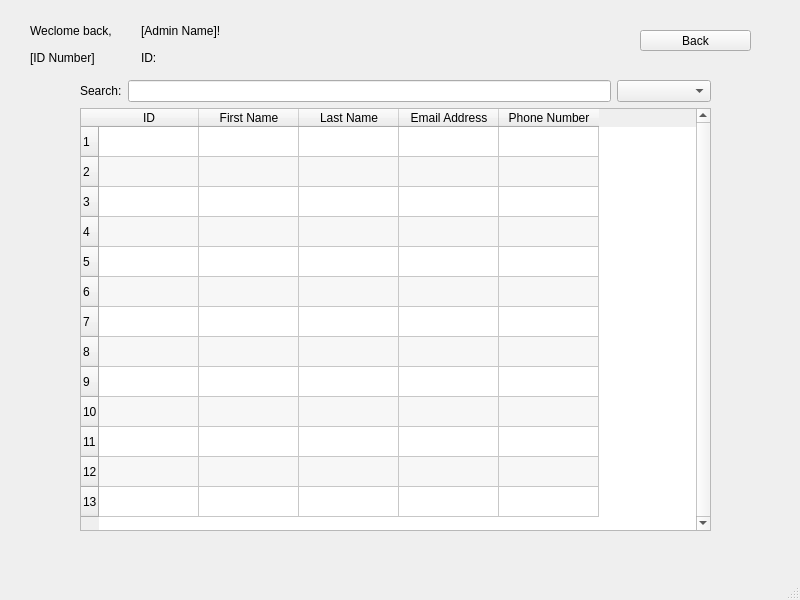
This is membersearch.ui in apteryxxyz/cs106-a2-client as Qt 5 draws it before an edit. The edited form follows.
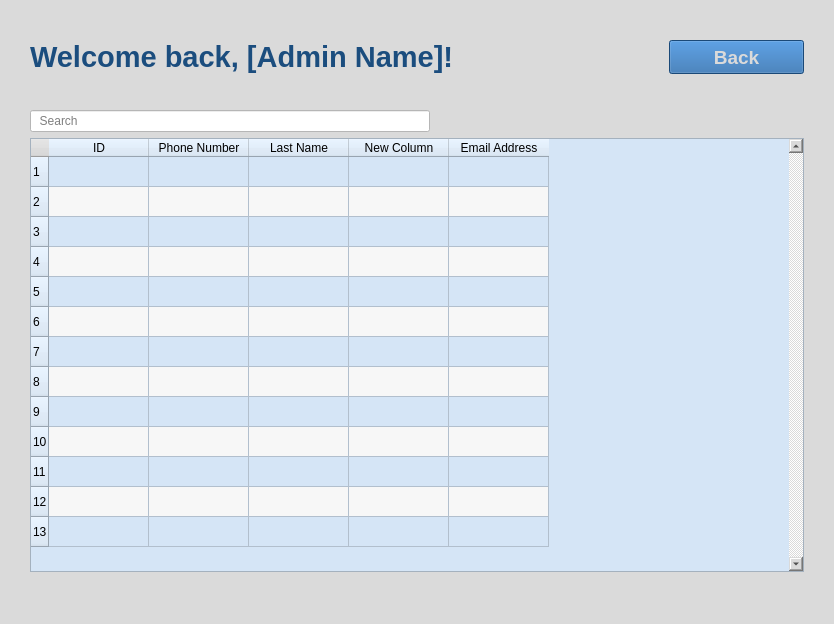
This is the edited form. Icons and pictures are not drawn.

Diff of the .ui file:
```diff
--- a/membersearch.ui
+++ b/membersearch.ui
@@ -6,144 +6,129 @@
    <rect>
     <x>0</x>
     <y>0</y>
-    <width>800</width>
-    <height>600</height>
+    <width>834</width>
+    <height>624</height>
    </rect>
   </property>
   <property name="windowTitle">
-   <string>MainWindow</string>
+   <string>Member Search</string>
+  </property>
+  <property name="styleSheet">
+   <string notr="true">background-color: rgb(218, 218, 218);</string>
   </property>
   <widget class="QWidget" name="centralwidget">
-   <widget class="QPushButton" name="pushButton_back">
-    <property name="geometry">
-     <rect>
-      <x>640</x>
-      <y>30</y>
-      <width>111</width>
-      <height>21</height>
-     </rect>
+   <layout class="QVBoxLayout" name="verticalLayout_3">
+    <property name="leftMargin">
+     <number>30</number>
     </property>
-    <property name="text">
-     <string>Back</string>
+    <property name="topMargin">
+     <number>40</number>
     </property>
-   </widget>
-   <widget class="QWidget" name="layoutWidget">
-    <property name="geometry">
-     <rect>
-      <x>30</x>
-      <y>20</y>
-      <width>215</width>
-      <height>48</height>
-     </rect>
+    <property name="rightMargin">
+     <number>30</number>
     </property>
-    <layout class="QVBoxLayout" name="verticalLayout">
-     <item>
-      <layout class="QVBoxLayout" name="layoutWelcome">
+    <property name="bottomMargin">
+     <number>30</number>
+    </property>
        <item>
         <layout class="QHBoxLayout" name="horizontalLayout">
+      <property name="topMargin">
+       <number>0</number>
+      </property>
+      <property name="rightMargin">
+       <number>0</number>
+      </property>
          <item>
           <widget class="QLabel" name="label_welcome">
+        <property name="font">
+         <font>
+          <pointsize>22</pointsize>
+          <bold>true</bold>
+         </font>
+        </property>
+        <property name="styleSheet">
+         <string notr="true">color: rgb(27, 77, 126);</string>
+        </property>
            <property name="text">
-            <string>Weclome back,</string>
+         <string>Welcome back, [Admin Name]!</string>
            </property>
           </widget>
          </item>
          <item>
-          <widget class="QLabel" name="label_name">
+       <widget class="QPushButton" name="pushButton_back">
+        <property name="maximumSize">
+         <size>
+          <width>135</width>
+          <height>35</height>
+         </size>
+        </property>
+        <property name="font">
+         <font>
+          <pointsize>14</pointsize>
+          <bold>true</bold>
+         </font>
+        </property>
+        <property name="styleSheet">
+         <string notr="true">background-color: rgb(36, 102, 168);
+color: rgb(218, 218, 218);</string>
+        </property>
            <property name="text">
-            <string>[Admin Name]!</string>
-           </property>
+         <string>Back</string>
+        </property>
+        <property name="icon">
+         <iconset>
+          <normalon>:/icons/icons/arrow-left.svg</normalon>
+         </iconset>
+        </property>
+        <property name="iconSize">
+         <size>
+          <width>24</width>
+          <height>24</height>
+         </size>
+        </property>
           </widget>
          </item>
         </layout>
        </item>
-      </layout>
-     </item>
      <item>
-      <layout class="QHBoxLayout" name="layoutID">
-       <item>
-        <widget class="QLabel" name="label_idnum">
-         <property name="text">
-          <string>[ID Number]</string>
-         </property>
-        </widget>
-       </item>
-       <item>
-        <widget class="QLabel" name="label_id">
-         <property name="enabled">
-          <bool>true</bool>
-         </property>
-         <property name="text">
-          <string>ID: </string>
-         </property>
-        </widget>
-       </item>
-      </layout>
-     </item>
-    </layout>
-   </widget>
-   <widget class="QWidget" name="layoutWidget">
-    <property name="geometry">
-     <rect>
-      <x>80</x>
-      <y>80</y>
-      <width>631</width>
-      <height>451</height>
-     </rect>
-    </property>
+     <spacer name="verticalSpacer">
+      <property name="orientation">
+       <enum>Qt::Vertical</enum>
+      </property>
+      <property name="sizeType">
+       <enum>QSizePolicy::Maximum</enum>
+      </property>
+      <property name="sizeHint" stdset="0">
+       <size>
+        <width>20</width>
+        <height>30</height>
+       </size>
+      </property>
+     </spacer>
+    </item>
+    <item>
     <layout class="QVBoxLayout" name="verticalLayout_2">
      <item>
-      <layout class="QHBoxLayout" name="horizontalLayout_3">
-       <item>
-        <layout class="QHBoxLayout" name="horizontalLayout_2">
-         <item>
-          <widget class="QLabel" name="label">
+       <widget class="QLineEdit" name="lineEdit_searchBar">
+        <property name="maximumSize">
+         <size>
+          <width>400</width>
+          <height>16777215</height>
+         </size>
+        </property>
+        <property name="toolTip">
+         <string extracomment="Search"/>
+        </property>
+        <property name="styleSheet">
+         <string notr="true">background-color: rgb(255, 255, 255);</string>
+        </property>
            <property name="text">
-            <string>Search:</string>
-           </property>
-          </widget>
-         </item>
-         <item>
-          <widget class="QLineEdit" name="lineEdit_searchBar"/>
-         </item>
-        </layout>
-       </item>
-       <item>
-        <widget class="QComboBox" name="comboBox_sort">
-         <property name="sizeAdjustPolicy">
-          <enum>QComboBox::AdjustToContents</enum>
+         <string/>
          </property>
          <property name="placeholderText">
-          <string>Sort</string>
-         </property>
-         <item>
-          <property name="text">
-           <string>Title A - Z</string>
-          </property>
-         </item>
-         <item>
-          <property name="text">
-           <string>Title Z - A</string>
-          </property>
-         </item>
-         <item>
-          <property name="text">
-           <string>Author A - Z</string>
-          </property>
-         </item>
-         <item>
-          <property name="text">
-           <string>Author Z - A</string>
-          </property>
-         </item>
-         <item>
-          <property name="text">
-           <string>Genre</string>
-          </property>
-         </item>
-        </widget>
-       </item>
-      </layout>
+         <string>  Search</string>
+        </property>
+       </widget>
      </item>
      <item>
       <widget class="QTableWidget" name="tableWidget">
@@ -153,12 +138,18 @@
          <verstretch>0</verstretch>
         </sizepolicy>
        </property>
+        <property name="styleSheet">
+         <string notr="true">background-color: rgb(213, 229, 246);</string>
+        </property>
        <property name="lineWidth">
         <number>1</number>
        </property>
        <property name="verticalScrollBarPolicy">
         <enum>Qt::ScrollBarAlwaysOn</enum>
        </property>
+        <property name="sizeAdjustPolicy">
+         <enum>QAbstractScrollArea::AdjustToContents</enum>
+        </property>
        <property name="alternatingRowColors">
         <bool>true</bool>
        </property>
@@ -174,6 +165,9 @@
        <attribute name="horizontalHeaderCascadingSectionResizes">
         <bool>false</bool>
        </attribute>
+        <attribute name="verticalHeaderStretchLastSection">
+         <bool>false</bool>
+        </attribute>
        <row/>
        <row/>
        <row/>
@@ -194,7 +188,7 @@
        </column>
        <column>
         <property name="text">
-         <string>First Name</string>
+          <string>Phone Number</string>
         </property>
        </column>
        <column>
@@ -202,20 +196,21 @@
          <string>Last Name</string>
         </property>
        </column>
+        <column>
+         <property name="text">
+          <string>New Column</string>
+         </property>
+        </column>
        <column>
         <property name="text">
          <string>Email Address</string>
         </property>
        </column>
-       <column>
-        <property name="text">
-         <string>Phone Number</string>
-        </property>
-       </column>
       </widget>
      </item>
     </layout>
-   </widget>
+    </item>
+   </layout>
   </widget>
   <widget class="QMenuBar" name="menubar">
    <property name="geometry">
```
Left out of the diff: 2 changed lines with no effect on the pictures. Lines whose indentation alone changed are shown as unchanged.
